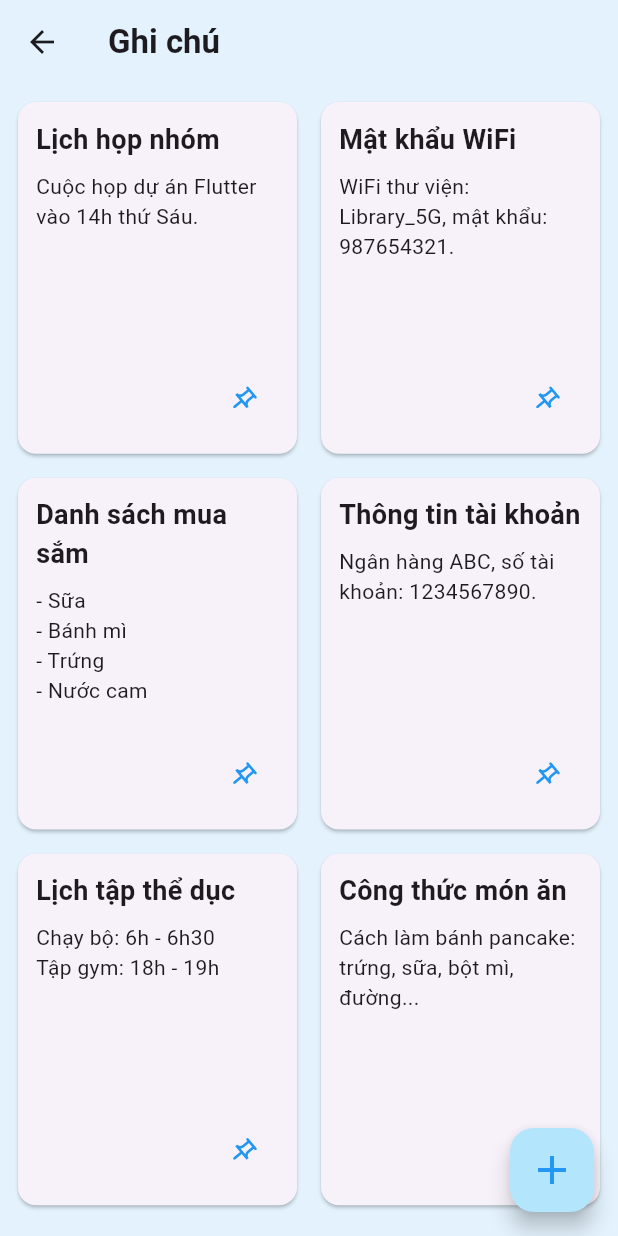
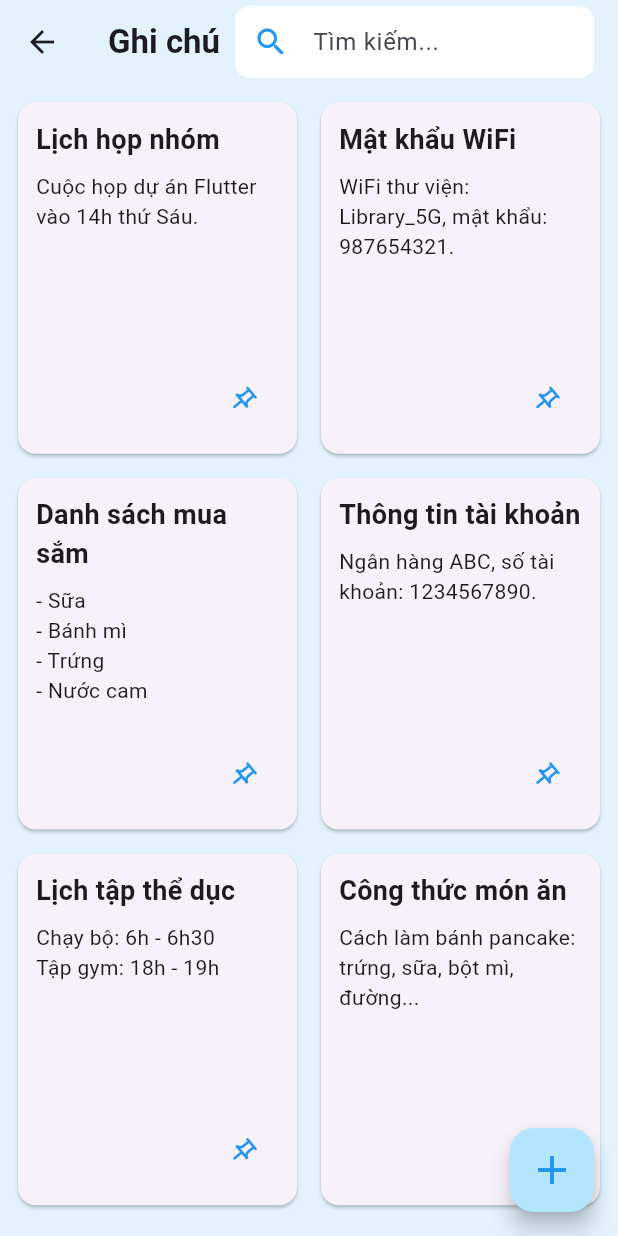
Before and after one commit to Souma18/Seminar_Notes_Android_flutter, a Flutter app: the NoteListScreen screen opened directly, on a phone screen of 412 x 824 dp. Run offline on Flutter 3.47's test engine with Material 3 defaults, Android fonts, the phone set to English and light mode, and no system bars.

Commit message:
thêm thanh search

```diff
--- a/Flutter/notes_project/lib/presentation/screen/notes/note_list_screens.dart
+++ b/Flutter/notes_project/lib/presentation/screen/notes/note_list_screens.dart
@@ -13,6 +13,7 @@ class NoteListScreen extends StatefulWidget {
 
 class _NoteListScreenState extends State<NoteListScreen> {
   List<Note> notes = NoteData.getNotes();
+  TextEditingController _searchController = TextEditingController();
 
   void _updateNote(Note updatedNote) {
     setState(() {
@@ -95,14 +96,52 @@ class _NoteListScreenState extends State<NoteListScreen> {
     );
   }
 
+  void _searchNotes(String query) {
+    setState(() {
+      if (query.isEmpty) {
+        notes = NoteData.getNotes(); // Trả về tất cả ghi chú
+      } else {
+        notes =
+            NoteData.getNotes()
+                .where(
+                  (note) =>
+                      note.title.toLowerCase().contains(query.toLowerCase()),
+                )
+                .toList();
+      }
+    });
+  }
+
   @override
   Widget build(BuildContext context) {
     return Scaffold(
       backgroundColor: Colors.blue.shade50,
       appBar: AppBar(
-        title: const Text(
-          "Ghi chú",
-          style: TextStyle(fontWeight: FontWeight.bold),
+        title: Row(
+          children: [
+            const Text(
+              "Ghi chú",
+              style: TextStyle(fontWeight: FontWeight.bold),
+            ),
+            const SizedBox(width: 10),
+            Expanded(
+              child: TextField(
+                controller: _searchController,
+                onChanged: _searchNotes,
+                decoration: InputDecoration(
+                  hintText: "Tìm kiếm...",
+                  prefixIcon: Icon(Icons.search, color: Colors.blue),
+                  filled: true,
+                  fillColor: Colors.white,
+                  contentPadding: EdgeInsets.symmetric(vertical: 5),
+                  border: OutlineInputBorder(
+                    borderRadius: BorderRadius.circular(10),
+                    borderSide: BorderSide.none,
+                  ),
+                ),
+              ),
+            ),
+          ],
         ),
         backgroundColor: Colors.blue.shade50,
         elevation: 0,
```
